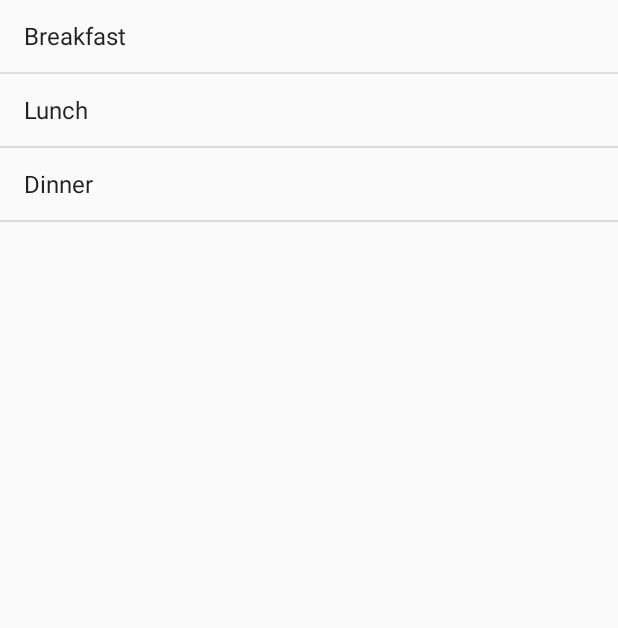
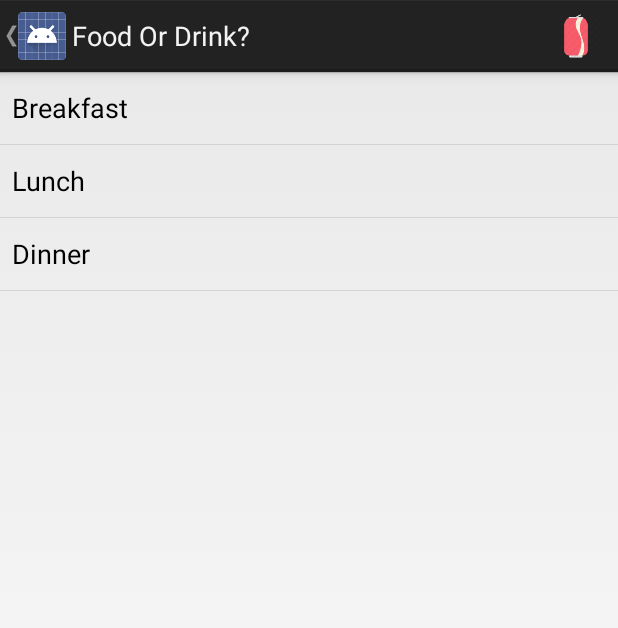
Before and after one commit to RichardBlanch/RichardBlanchard_AdvMAD, an Android app: the screen it shows after launch (TypeOfFoodOrDrinkActivity), after a tap on "Food", on a phone screen of 412 x 824 dp. Shown: the top 628 px of the screen. Run offline under Robolectric (Android 15) with nearby library versions, the phone set to English and light mode, and no system bars.

Commit message:
Added Icon For App

```diff
--- a/Lab_7_Rich_Blanchard/app/src/main/java/com/example/hsport/lab_7_rich_blanchard/FoodDrinkMainActivity.java
+++ b/Lab_7_Rich_Blanchard/app/src/main/java/com/example/hsport/lab_7_rich_blanchard/FoodDrinkMainActivity.java
@@ -3,11 +3,17 @@ package com.example.hsport.lab_7_rich_blanchard;
 import android.content.Intent;
 import android.support.v7.app.AppCompatActivity;
 import android.os.Bundle;
+import android.view.Menu;
 import android.view.View;
 import android.widget.AdapterView;
 import android.widget.ListView;
+import android.view.MenuItem;
+public class FoodDrinkMainActivity extends AppCompatActivity {
 
-public class FoodDrinkMainActivity extends AppCompatActivity {
+    public boolean onCreateOptionsMenu(Menu menu){
+        getMenuInflater().inflate(R.menu.main_menu, menu);
+        return super.onCreateOptionsMenu(menu);
+    }
 
     @Override
     protected void onCreate(Bundle savedInstanceState) {
@@ -36,4 +42,14 @@ public class FoodDrinkMainActivity extends AppCompatActivity {
         //add listener to the list view
         listview.setOnItemClickListener(itemClickListener);
     }
+    public boolean onOptionsItemSelected(MenuItem item) {
+        switch (item.getItemId()){
+            case R.id.menu_rich:
+                Intent intent = new Intent(this, TypeOfFoodOrDrinkActivity.class);
+                intent.putExtra("food_or_drinks", "Drink");
+                startActivity(intent);
+            default:
+                return super.onOptionsItemSelected(item);
+        }
+    }
 }
--- a/Lab_7_Rich_Blanchard/app/src/main/java/com/example/hsport/lab_7_rich_blanchard/TypeOfFoodOrDrinkActivity.java
+++ b/Lab_7_Rich_Blanchard/app/src/main/java/com/example/hsport/lab_7_rich_blanchard/TypeOfFoodOrDrinkActivity.java
@@ -5,16 +5,25 @@ import android.content.Intent;
 import android.support.v7.app.AppCompatActivity;
 import android.os.Bundle;
 import android.util.Log;
+import android.view.Menu;
 import android.view.View;
 import android.widget.ArrayAdapter;
 import android.widget.ListView;
+import android.app.ActionBar;
 
 public class TypeOfFoodOrDrinkActivity extends ListActivity {
     private String food_or_drinks;
 
+    public boolean onCreateOptionsMenu(Menu menu){
+        getMenuInflater().inflate(R.menu.main_menu, menu);
+        return super.onCreateOptionsMenu(menu);
+    }
+
     @Override
     protected void onCreate(Bundle savedInstanceState) {
         super.onCreate(savedInstanceState);
+
+
 
         //create new intent
         Intent i = getIntent();
@@ -39,6 +48,9 @@ public class TypeOfFoodOrDrinkActivity extends ListActivity {
 
         //set the array adapter on the list view
         listBulbs.setAdapter(listAdapter);
+
+        ActionBar actionBar = getActionBar();
+       // actionBar.setDisplayHomeAsUpEnabled(true);
     }
 
 
--- a/Lab_7_Rich_Blanchard/app/src/main/java/com/example/hsport/lab_7_rich_blanchard/TypeOfFoodOrDrinks.java
+++ b/Lab_7_Rich_Blanchard/app/src/main/java/com/example/hsport/lab_7_rich_blanchard/TypeOfFoodOrDrinks.java
@@ -11,6 +11,8 @@ public class TypeOfFoodOrDrinks {
     private TypeOfFoodOrDrinks(String newname){
         this.name = newname;
     }
+
+
 
     //food
     public static final TypeOfFoodOrDrinks[] foods = {
--- /dev/null
+++ b/Lab_7_Rich_Blanchard/app/src/main/res/menu/main_menu.xml
@@ -0,0 +1,10 @@
+<?xml version="1.0" encoding="utf-8"?>
+<menu xmlns:android="http://schemas.android.com/apk/res/android">
+    <item
+        android:id="@+id/menu_rich"
+        android:title="@string/menu"
+        android:icon="@drawable/coke"
+        android:showAsAction="ifRoom" />
+
+
+</menu>
--- a/Lab_7_Rich_Blanchard/app/src/main/res/values/strings.xml
+++ b/Lab_7_Rich_Blanchard/app/src/main/res/values/strings.xml
@@ -1,6 +1,7 @@
 <resources>
     <string name="app_name">Lab_7_Rich_Blanchard</string>
     <string name="Coca_Cola">Coca Cola</string>
+    <string name="menu">Rich Picks</string>
     <string-array name="food_or_drink">
         <item>Food</item>
         <item>Drink</item>
```
Also changed, not shown: Lab_7_Rich_Blanchard/app/src/main/AndroidManifest.xml (+12 -2 lines), Lab_7_Rich_Blanchard/app/src/main/java/com/example/hsport/lab_7_rich_blanchard/BrandFoodDriknActivity.java (+10 -0 lines), Lab_7_Rich_Blanchard/app/src/main/ic_launcher-web.png (added), Lab_7_Rich_Blanchard/app/src/main/res/drawable/coke.png (added), Lab_7_Rich_Blanchard/app/src/main/res/mipmap-hdpi/food_drink.png (added), Lab_7_Rich_Blanchard/app/src/main/res/mipmap-hdpi/ic_launcher.png, Lab_7_Rich_Blanchard/app/src/main/res/mipmap-mdpi/ic_launcher.png, Lab_7_Rich_Blanchard/app/src/main/res/mipmap-xhdpi/ic_launcher.png, Lab_7_Rich_Blanchard/app/src/main/res/mipmap-xxhdpi/ic_launcher.png, Lab_7_Rich_Blanchard/app/src/main/res/mipmap-xxxhdpi/ic_launcher.png.
